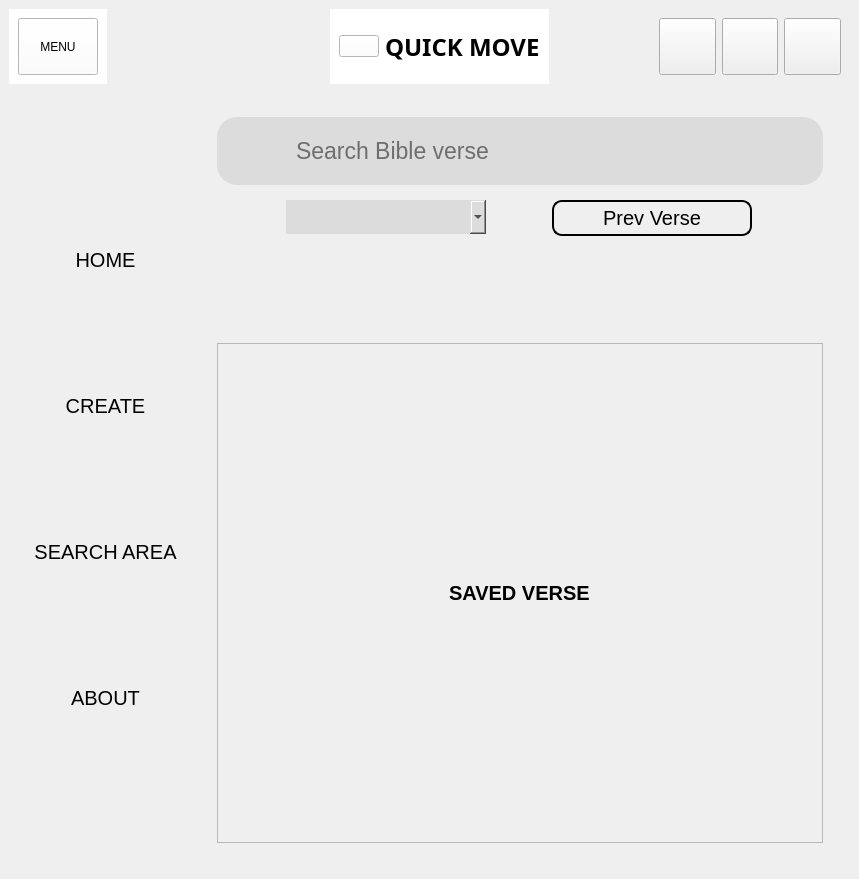
Achu-Worifung/quickMove, file ui/MainWindow.ui: the form before one commit.
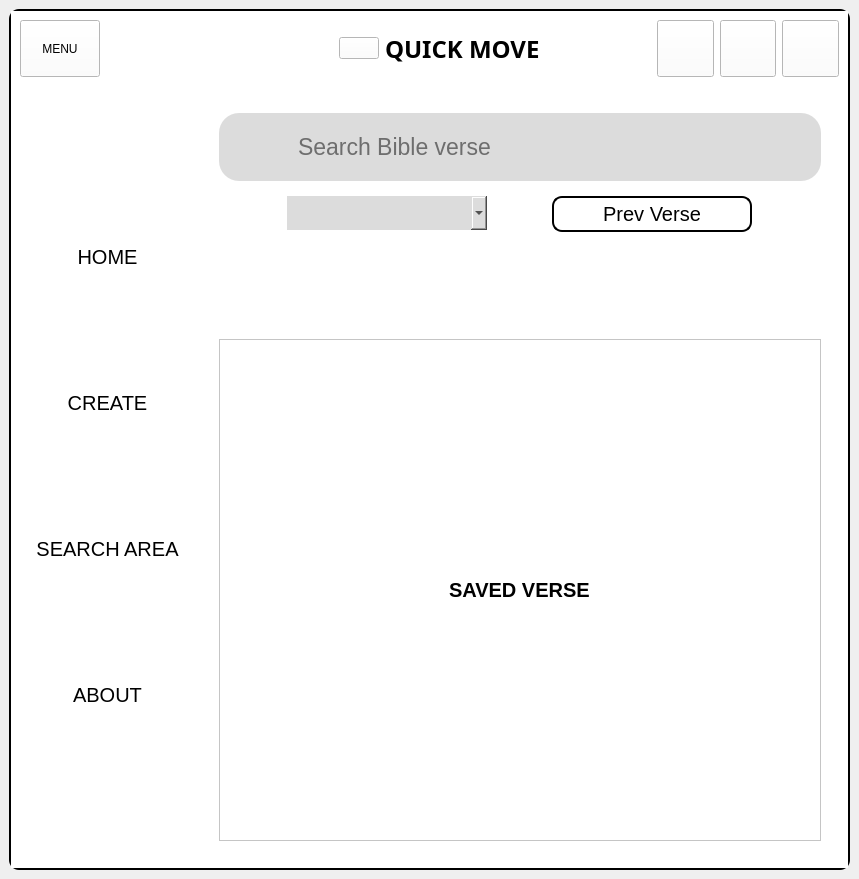
The form after the commit. The open tabs and pages were chosen to show the change. Icons and pictures are not drawn.

Commit message: linked the listening window to the mainwindow

The edit to the form file:
```diff
--- a/ui/MainWindow.ui
+++ b/ui/MainWindow.ui
@@ -14,25 +14,70 @@
    <string>MainWindow</string>
   </property>
   <property name="styleSheet">
-   <string notr="true"/>
+   <string notr="true">QMainWindow#MainWindow {
+    border-radius:10px;
+background-color:transparent;
+
+};
+
+</string>
   </property>
   <widget class="QWidget" name="centralwidget">
    <property name="styleSheet">
-    <string notr="true">background-color:rgb(255, 255, 255);
-
+    <string notr="true">
 QWidget:#centralWidget{
    
 	border-color: rgb(0, 0, 0);
 border-width:10px;
+background-color:transparent;
+border-radius:10px
 
 }
 
 
+
 </string>
    </property>
    <layout class="QVBoxLayout" name="verticalLayout">
     <item>
-     <widget class="QWidget" name="window_contro_button" native="true">
+     <widget class="QFrame" name="frame">
+      <property name="styleSheet">
+       <string notr="true">QFrame#frame{
+border-radius:10px;
+border: 2px solid black;
+background-color:rgb(255, 255, 255);
+}
+
+QWidget
+{
+
+background-color:rgb(255, 255, 255);
+}</string>
+      </property>
+      <property name="frameShape">
+       <enum>QFrame::StyledPanel</enum>
+      </property>
+      <property name="frameShadow">
+       <enum>QFrame::Raised</enum>
+      </property>
+      <layout class="QVBoxLayout" name="verticalLayout_6">
+       <property name="spacing">
+        <number>0</number>
+       </property>
+       <property name="leftMargin">
+        <number>0</number>
+       </property>
+       <property name="topMargin">
+        <number>0</number>
+       </property>
+       <property name="rightMargin">
+        <number>0</number>
+       </property>
+       <property name="bottomMargin">
+        <number>0</number>
+       </property>
+       <item>
+        <widget class="QFrame" name="window_contro_button">
       <property name="maximumSize">
        <size>
         <width>16777215</width>
@@ -40,7 +85,10 @@
        </size>
       </property>
       <property name="styleSheet">
-       <string notr="true">
+          <string notr="true">QFrame#window_contro_button
+{
+border-radius:10px;
+}
 QPushButton
 {
 
@@ -52,6 +100,7 @@
 font:20px;
  border-radius: 5px;
 }
+
 background-color:rgb(255, 255, 255);</string>
       </property>
       <layout class="QHBoxLayout" name="horizontalLayout">
@@ -434,7 +483,7 @@
        <item>
         <widget class="QStackedWidget" name="stackedWidget">
          <property name="currentIndex">
-          <number>2</number>
+             <number>5</number>
          </property>
          <widget class="QWidget" name="select_autos">
           <layout class="QVBoxLayout" name="verticalLayout_12">
@@ -843,8 +892,8 @@
                     <rect>
                      <x>0</x>
                      <y>0</y>
-                     <width>602</width>
-                     <height>488</height>
+                        <width>158</width>
+                        <height>58</height>
                     </rect>
                    </property>
                    <property name="focusPolicy">
@@ -2033,6 +2082,9 @@
            </item>
           </layout>
          </widget>
+           </widget>
+          </item>
+         </layout>
         </widget>
        </item>
       </layout>
```
Lines whose indentation alone changed are shown as unchanged. The commit also changes 7 other files.
